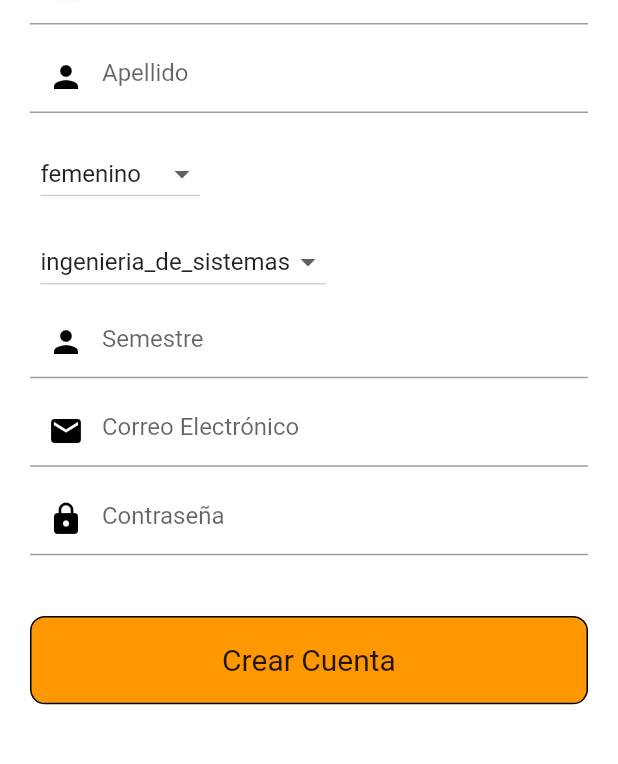
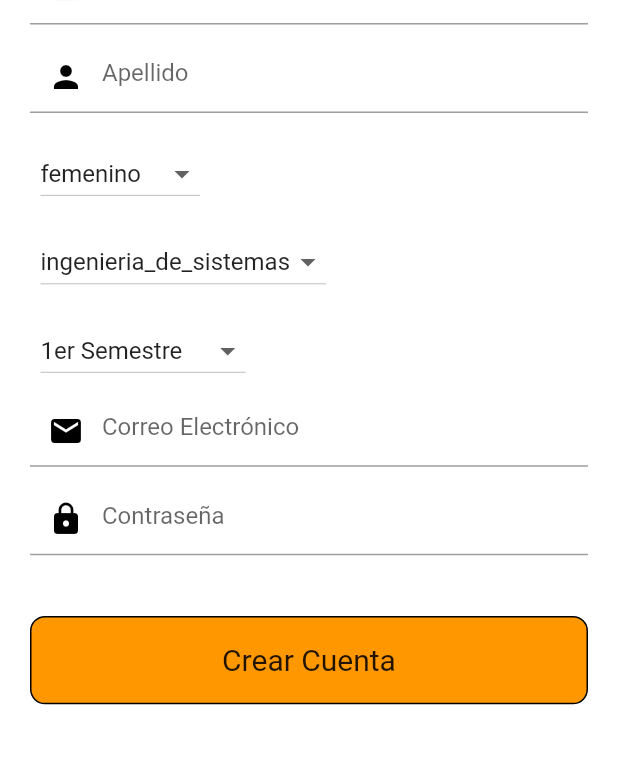
Before and after one commit to FundIngeSoft2210/MeetU, a Flutter app: the SignUpScreen screen opened directly, on a phone screen of 412 x 824 dp, the part 375-1139 px from its top. Run offline on Flutter 3.47's test engine with Material 2 defaults, Android fonts, the phone set to English and light mode, and no system bars; our stand-ins replace cached_network_image, cloud_firestore, email_validator, firebase_auth, firebase_core, flutter_datetime_picker and 2 more; missing offline and left inert: dart:ffi; accounts and stored records are empty.

Commit message:
Arreglos estéticos

```diff
--- a/lib/event_controller/event_controller.dart
+++ b/lib/event_controller/event_controller.dart
@@ -133,7 +133,7 @@ class EventController {
       String name,
       String lastName,
       CareerType careerType,
-      int semester,
+      String semester,
       Gender gender,
       BuildContext context) async {
     try {
--- a/lib/model/entities/career.dart
+++ b/lib/model/entities/career.dart
@@ -7,7 +7,7 @@ part 'career.g.dart';
 class Career{
 
   @JsonKey(name: 'semester')
-  int semester;
+  String semester;
   @JsonKey(name: 'careerType')
   CareerType careerType;
 
--- a/lib/ui/properties/loading_widget.dart
+++ b/lib/ui/properties/loading_widget.dart
@@ -4,7 +4,7 @@ import 'package:flutter/material.dart';
 
 
 class LoadingWidget extends StatefulWidget {
-  LoadingWidget();
+  const LoadingWidget();
   @override
   _LoadingWidget createState() => _LoadingWidget();
 }
@@ -13,7 +13,7 @@ class _LoadingWidget extends State<LoadingWidget> {
   @override
   Widget build(BuildContext context) {
     return Container(
-      child: Center(
+      child: const Center(
         child: CircularProgressIndicator(
           valueColor: AlwaysStoppedAnimation<Color>(Colors.orange),
         ),
--- a/lib/ui/screens/student/home_screen/home_screen.dart
+++ b/lib/ui/screens/student/home_screen/home_screen.dart
@@ -82,12 +82,11 @@ class _HomeScreenState extends State<HomeScreen> {
                     alignment: Alignment.center,
                     child: GridView(
                       gridDelegate: const SliverGridDelegateWithFixedCrossAxisCount(
-                          crossAxisCount: 2,childAspectRatio: 1.5,),
+                          crossAxisCount: 2,childAspectRatio: 1.6, mainAxisSpacing: 10,),
                       children: [
                         HomeWidget(onTap: ()async{
                           Navigator.of(context).push(MaterialPageRoute(builder: (context) => ProfileScreen(student: widget.student)));
                         }, title: "Perfil", icon: OwnIcons.child,),
-
 
                         HomeWidget(onTap: (){
                           Navigator.of(context).push(MaterialPageRoute(builder: (context) => StudentGroupsScreen(student: widget.student)));
--- a/lib/ui/screens/student/sign_up_screen/signUpScreen.dart
+++ b/lib/ui/screens/student/sign_up_screen/signUpScreen.dart
@@ -12,18 +12,19 @@ class SignUpScreen extends StatefulWidget {
   _SignUpScreenState createState() => _SignUpScreenState();
 }
 
-
 class _SignUpScreenState extends State<SignUpScreen> {
-
   final TextEditingController _nameController = TextEditingController();
   final TextEditingController _lastNameController = TextEditingController();
   final TextEditingController _emailController = TextEditingController();
   final TextEditingController _passwordController = TextEditingController();
+  List<String> semesters = ['1er Semestre', '2do Semestre', '3er Semestre', '4to Semestre', '5to Semestre', '6to Semestre', '7mo Semestre', '8vo Semestre', '9no Semestre', '10mo Semestre'];
+  String? selectedSemester = '1er Semestre';
   final TextEditingController _semesterController = TextEditingController();
-  final EventController _eventController=EventController();
-  CareerType careerType=CareerType.ingenieria_de_sistemas;
-  bool loading=false;
-  Gender gender=Gender.femenino;
+  final EventController _eventController = EventController();
+  CareerType careerType = CareerType.ingenieria_de_sistemas;
+  bool loading = false;
+  Gender gender = Gender.femenino;
+
   @override
   Widget build(BuildContext context) {
     return SafeArea(
@@ -32,7 +33,8 @@ class _SignUpScreenState extends State<SignUpScreen> {
         Scaffold(
             body: SingleChildScrollView(
           child: ConstrainedBox(
-                    constraints: BoxConstraints(maxHeight: MediaQuery.of(context).size.height*1.2),
+            constraints: BoxConstraints(
+                maxHeight: MediaQuery.of(context).size.height * 1.2),
             child: Column(
               children: [
                 Expanded(
@@ -97,127 +99,121 @@ class _SignUpScreenState extends State<SignUpScreen> {
                                   ),
                                 ),
                               ),
-
-
-                                      Expanded(
-                                          flex: 1,
-                                          child: Container()
-                                      ),
-
+                              Expanded(flex: 1, child: Container()),
                               Expanded(
                                 flex: 2,
                                 child: TextFormField(
                                   controller: _nameController,
                                   decoration: const InputDecoration(
                                     hintText: "Nombre",
-                                            prefixIcon: Icon(Icons.person, color: Colors.black),
+                                    prefixIcon:
+                                        Icon(Icons.person, color: Colors.black),
                                   ),
-                                          autovalidateMode: AutovalidateMode.onUserInteraction,
+                                  autovalidateMode:
+                                      AutovalidateMode.onUserInteraction,
                                   validator: (value) =>
                                       value == null || value.isEmpty
                                           ? 'Ingrese un nombre válido'
                                           : null,
                                 ),
                               ),
-
                               Expanded(
                                 flex: 2,
                                 child: TextFormField(
                                   controller: _lastNameController,
                                   decoration: const InputDecoration(
                                     hintText: "Apellido",
-                                            prefixIcon: Icon(Icons.person, color: Colors.black),
+                                    prefixIcon:
+                                        Icon(Icons.person, color: Colors.black),
                                   ),
-                                          autovalidateMode: AutovalidateMode.onUserInteraction,
+                                  autovalidateMode:
+                                      AutovalidateMode.onUserInteraction,
                                   validator: (value) =>
                                       value == null || value.isEmpty
                                           ? 'Ingrese un apellido válido'
                                           : null,
                                 ),
                               ),
-
                               Expanded(
                                   flex: 2,
-                                          child:  Align(
+                                  child: Align(
                                     alignment: Alignment.centerLeft,
                                     child: Container(
                                         padding: const EdgeInsets.all(7),
-                                                child:  DropdownButton<Gender>(
+                                        child: DropdownButton<Gender>(
                                             value: gender,
-                                                    onChanged: (g){
+                                            onChanged: (g) {
                                               setState(() {
-                                                        gender=g!;
+                                                gender = g!;
                                               });
                                             },
-                                                    items: Gender.values.map((Gender classType) {
+                                            items: Gender.values
+                                                .map((Gender classType) {
                                               return DropdownMenuItem<Gender>(
                                                   value: classType,
                                                   child: Text(
                                                     classType.name.toString(),
                                                   ));
-                                                    }).toList()
-                                                )
-                                            ),
-                                          )
-                                      ),
-
-
-
+                                            }).toList())),
+                                  )),
                               Expanded(
                                   flex: 2,
-                                        child:  Align(
+                                  child: Align(
                                     alignment: Alignment.centerLeft,
                                     child: Container(
                                         padding: const EdgeInsets.all(7),
-                                              child:  DropdownButton<CareerType>(
+                                        child: DropdownButton<CareerType>(
                                             value: careerType,
-                                                  onChanged: (c){
+                                            onChanged: (c) {
                                               setState(() {
-                                                      careerType=c!;
+                                                careerType = c!;
                                               });
                                             },
-                                                  items: CareerType.values.map((CareerType classType) {
-                                                    return DropdownMenuItem<CareerType>(
+                                            items: CareerType.values
+                                                .map((CareerType classType) {
+                                              return DropdownMenuItem<
+                                                      CareerType>(
                                                   value: classType,
                                                   child: Text(
                                                     classType.name.toString(),
                                                   ));
-                                                  }).toList()
-                                              )
-                                          ),
-                                        )
-                                      ),
-
+                                            }).toList())),
+                                  )),
                               Expanded(
                                   flex: 2,
-                                        child: TextFormField(
-                                          controller: _semesterController,
-                                          decoration: const InputDecoration(
-                                            hintText: "Semestre",
-                                            prefixIcon: Icon(Icons.person, color: Colors.black),
-                                          ),
-                                          keyboardType: TextInputType.number,
-                                          autovalidateMode: AutovalidateMode.onUserInteraction,
-                                          validator: (value) =>
-                                          value == null || value.isEmpty
-                                              ? 'Ingrese un semestre válido'
-                                              : null,
-                                        ),
-                                      ),
-
-
+                                  child: Align(
+                                      alignment: Alignment.centerLeft,
+                                      child: Container(
+                                          padding: const EdgeInsets.all(7),
+                                          child: DropdownButton<String>(
+                                            value: selectedSemester,
+                                            items: semesters
+                                                .map((item) =>
+                                                    DropdownMenuItem<String>(
+                                                      value: item,
+                                                      child: Text(item),
+                                                    ))
+                                                .toList(),
+                                            onChanged: (item) => setState(
+                                                () => selectedSemester = item),
+                                          )))),
                               Expanded(
                                 flex: 2,
                                 child: TextFormField(
                                   controller: _emailController,
                                   decoration: const InputDecoration(
                                     hintText: "Correo Electrónico",
-                                            prefixIcon: Icon(Icons.mail, color: Colors.black),
+                                    prefixIcon:
+                                        Icon(Icons.mail, color: Colors.black),
                                   ),
-                                          autovalidateMode: AutovalidateMode.onUserInteraction,
+                                  autovalidateMode:
+                                      AutovalidateMode.onUserInteraction,
                                   validator: (email) => (email != null &&
-                                              !EmailValidator.validate(email)) ||
-                                              (email != null && !email.endsWith('javeriana.edu.co'))
+                                              !EmailValidator.validate(
+                                                  email)) ||
+                                          (email != null &&
+                                              !email
+                                                  .endsWith('javeriana.edu.co'))
                                       ? 'Ingrese un email válido'
                                       : null,
                                 ),
@@ -229,28 +225,26 @@ class _SignUpScreenState extends State<SignUpScreen> {
                                   obscureText: true,
                                   decoration: const InputDecoration(
                                     hintText: "Contraseña",
-                                            prefixIcon: Icon(Icons.lock, color: Colors.black),
+                                    prefixIcon:
+                                        Icon(Icons.lock, color: Colors.black),
                                   ),
-                                          autovalidateMode: AutovalidateMode.onUserInteraction,
+                                  autovalidateMode:
+                                      AutovalidateMode.onUserInteraction,
                                   validator: (value) =>
                                       value != null && value.length < 6
                                           ? 'Ingrese mínimo 6 caracteres'
                                           : null,
                                 ),
                               ),
-
-                                      Expanded(
-                                          flex: 1,
-                                          child: Container()
-                                      ),
-
+                              Expanded(flex: 1, child: Container()),
                               Expanded(
                                 flex: 2,
                                 child: InkWell(
                                   child: Container(
                                       decoration: BoxDecoration(
                                           color: Colors.orange,
-                                                  border: Border.all(color: Colors.black),
+                                          border:
+                                              Border.all(color: Colors.black),
                                           borderRadius: const BorderRadius.all(
                                               Radius.circular(10))),
                                       child: const Align(
@@ -259,21 +253,25 @@ class _SignUpScreenState extends State<SignUpScreen> {
                                             style: TextStyle(fontSize: 20)),
                                       )),
                                   onTap: () async {
-                                            setState(() {loading=true;});
-                                            await _eventController.studentSignUp(_emailController.text,
-                                                _passwordController.text,_nameController.text,
-                                                _lastNameController.text,careerType,
-                                                int.parse(_semesterController.text),
+                                    setState(() {
+                                      loading = true;
+                                    });
+                                    await _eventController.studentSignUp(
+                                        _emailController.text,
+                                        _passwordController.text,
+                                        _nameController.text,
+                                        _lastNameController.text,
+                                        careerType,
+                                        selectedSemester!,
                                         gender,
                                         context);
-                                            setState(() {loading=false;});
+                                    setState(() {
+                                      loading = false;
+                                    });
                                   },
                                 ),
                               ),
-                                      Expanded(
-                                          flex: 1,
-                                          child: Container()
-                                      ),
+                              Expanded(flex: 1, child: Container()),
                             ],
                           )),
                     ),
@@ -312,15 +310,17 @@ class _SignUpScreenState extends State<SignUpScreen> {
                                       child: Container(
                                           decoration: BoxDecoration(
                                               color: Colors.white,
-                                                      border: Border.all(color: Colors.black),
-                                                      borderRadius: const BorderRadius.all(
+                                              border: Border.all(
+                                                  color: Colors.black),
+                                              borderRadius:
+                                                  const BorderRadius.all(
                                                       Radius.circular(10))),
                                           child: const Align(
                                             alignment: Alignment.center,
                                             child: Text("Iniciar Sesión",
                                                 style: TextStyle(fontSize: 20)),
                                           )),
-                                              onTap: (){
+                                      onTap: () {
                                         Navigator.pop(context);
                                       }),
                                 ),
@@ -331,51 +331,16 @@ class _SignUpScreenState extends State<SignUpScreen> {
                                     )),
                               ],
                             ),
-                                  )
-                              )
-                          ),
+                          ))),
                 )
               ],
             ),
           ),
-                )
+        )),
+        Positioned(
+          child: loading ? LoadingWidget() : Container(),
         ),
-
-            Positioned(
-              child: loading
-                  ? LoadingWidget()
-                  : Container(),
-            ),
-
       ],
-        )
-    );
+    ));
   }
 }
-
-
-/*
-*
-*   try {
-                                    await FirebaseAuth.instance
-                                        .createUserWithEmailAndPassword(
-                                        email: _emailController.text.trim(),
-                                        password:
-                                        _passwordController.text.trim());
-                                  } on FirebaseAuthException catch (e) {
-                                    Utils.showSnackBar(e.message);
-                                  }
-                                  User? user = await Database.loginUsingEmailPassword(
-                                      email: _emailController.text,
-                                      password: _passwordController.text,
-                                      context: context);
-                                  if (user != null) {
-                                    Navigator.of(context).pushReplacement(
-                                        MaterialPageRoute(
-                                            builder: (context) =>
-                                            const VerifyEmailScreen()));
-                                  }
-*
-*
-*
-* */
```
Also changed, not shown: lib/ui/screens/student/chats_screen/chats_screen.dart (+3 -8 lines), lib/model/entities/career.g.dart. Lines whose indentation alone changed are shown as unchanged.
